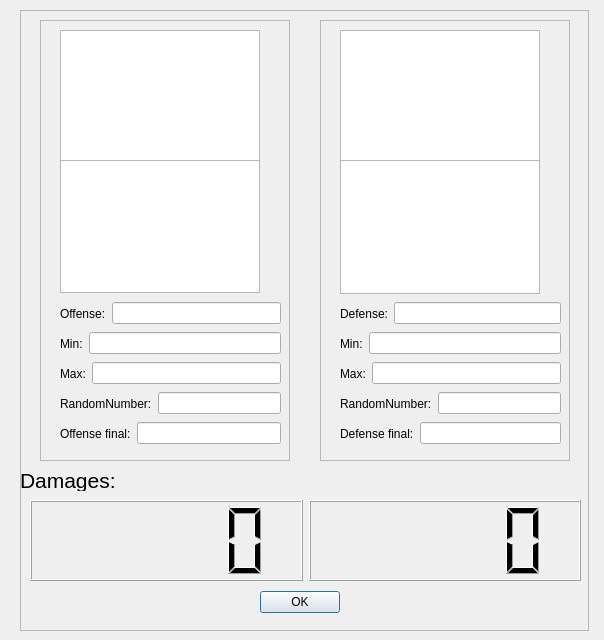
Qt form Hexagon/combatdialog.ui (holgerbuening/Hexagon) before a commit.
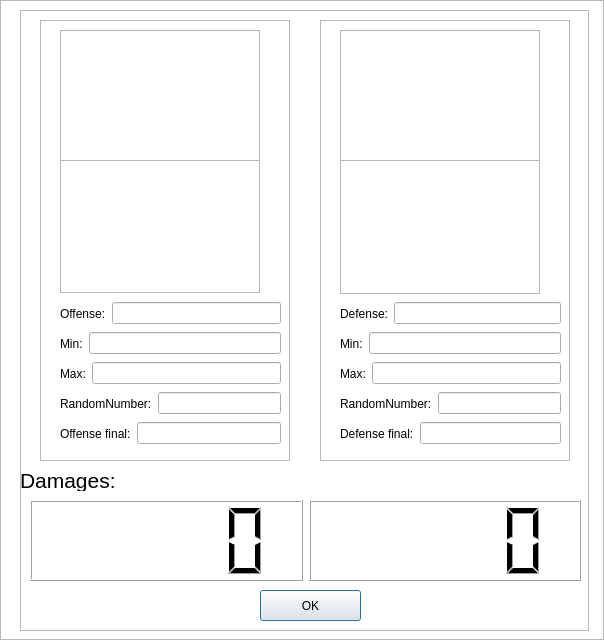
The same form after that commit.

Commit message: issue #63: Add styles for combat dialog and integrate background image

What changed in the file:
```diff
--- a/Hexagon/combatdialog.ui
+++ b/Hexagon/combatdialog.ui
@@ -422,23 +422,38 @@
      </item>
     </layout>
    </widget>
-   <widget class="QDialogButtonBox" name="buttonBox">
+   <widget class="QPushButton" name="pushButtonOK">
     <property name="geometry">
      <rect>
       <x>240</x>
       <y>580</y>
-      <width>80</width>
-      <height>25</height>
+      <width>101</width>
+      <height>31</height>
      </rect>
     </property>
-    <property name="orientation">
-     <enum>Qt::Horizontal</enum>
-    </property>
-    <property name="standardButtons">
-     <set>QDialogButtonBox::Ok</set>
+    <property name="text">
+     <string>OK</string>
     </property>
    </widget>
   </widget>
+  <widget class="QGraphicsView" name="graphicsViewBackground">
+   <property name="geometry">
+    <rect>
+     <x>0</x>
+     <y>0</y>
+     <width>604</width>
+     <height>640</height>
+    </rect>
+   </property>
+   <property name="verticalScrollBarPolicy">
+    <enum>Qt::ScrollBarPolicy::ScrollBarAlwaysOff</enum>
+   </property>
+   <property name="horizontalScrollBarPolicy">
+    <enum>Qt::ScrollBarPolicy::ScrollBarAlwaysOff</enum>
+   </property>
+  </widget>
+  <zorder>graphicsViewBackground</zorder>
+  <zorder>frame</zorder>
  </widget>
  <resources/>
  <connections>
```
Left out of the diff: 63 changed lines with no effect on the pictures. The commit also changes 7 other files.
